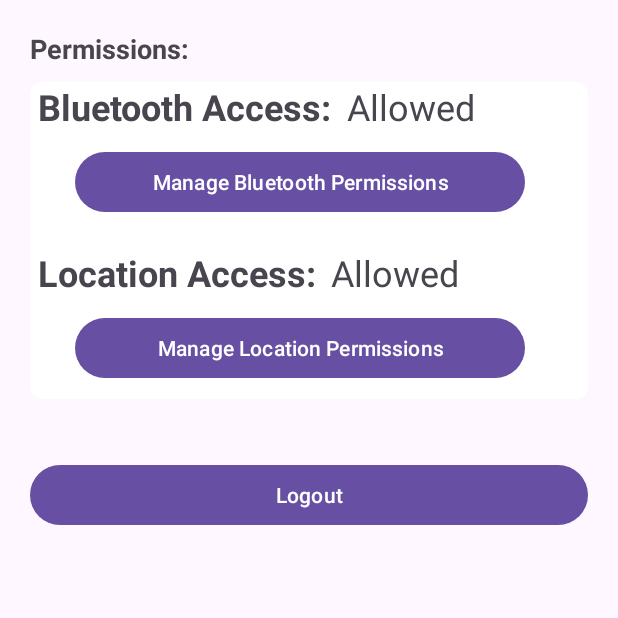
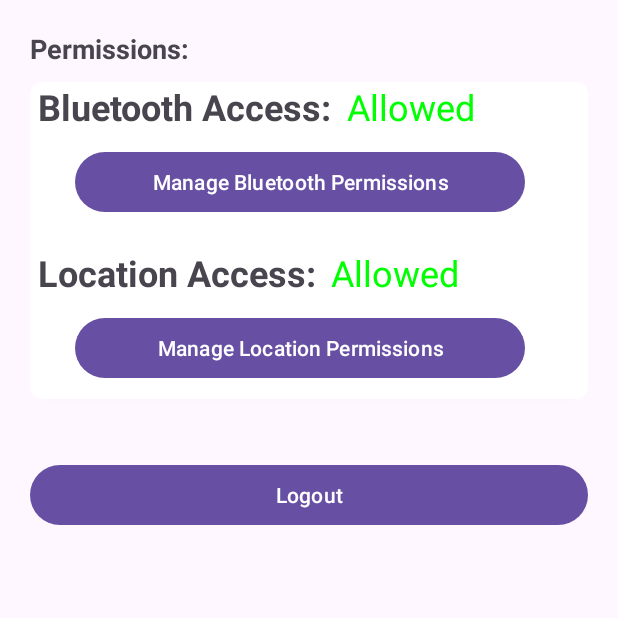
Before and after one commit to israaqaz/WelcomeApp, an Android app: the fragment SettingsFragment shown on its own in the app's theme, on a phone screen of 412 x 824 dp, the top half of it. Run offline under Robolectric (Android 15) with nearby library versions, the phone set to English and light mode, and no system bars.

```diff
--- a/app/src/main/java/com/example/welcomeapp/SettingsFragment.kt
+++ b/app/src/main/java/com/example/welcomeapp/SettingsFragment.kt
@@ -2,6 +2,7 @@ package com.example.welcomeapp
 
 import android.content.Intent
 import android.content.pm.PackageManager
+import android.graphics.Color
 import android.net.Uri
 import android.os.Build
 import android.os.Bundle
@@ -53,12 +54,14 @@ class SettingsFragment : Fragment(R.layout.fragment_settings) {
     private fun updatePermissionStatus() {
         if (checkBluetoothPermissions()) {
             bluetoothStatus.text = "Allowed"
+            bluetoothStatus.setTextColor(Color.GREEN)
         } else {
             bluetoothStatus.text = "Not Allowed"
         }
 
         if (checkLocationPermissions()) {
             locationStatus.text = "Allowed"
+            locationStatus.setTextColor(Color.GREEN)
         } else {
             locationStatus.text = "Not Allowed"
         }
--- a/app/src/main/res/layout/fragment_settings.xml
+++ b/app/src/main/res/layout/fragment_settings.xml
@@ -45,9 +45,10 @@
                     android:id="@+id/bluetoothStatus"
                     android:layout_width="wrap_content"
                     android:layout_height="wrap_content"
+                    android:layout_marginLeft="10dp"
                     android:text="Not Allowed"
-                    android:layout_marginLeft="10dp"
-                    android:textSize="24sp"/>
+                    android:textColor="@android:color/holo_red_dark"
+                    android:textSize="24sp" />
             </LinearLayout>
 
             <Button
@@ -76,9 +77,10 @@
                     android:id="@+id/locationStatus"
                     android:layout_width="wrap_content"
                     android:layout_height="wrap_content"
+                    android:layout_marginLeft="10dp"
                     android:text="Not Allowed"
-                    android:layout_marginLeft="10dp"
-                    android:textSize="24sp"/>
+                    android:textColor="@android:color/holo_red_dark"
+                    android:textSize="24sp" />
             </LinearLayout>
 
             <Button
```
Also changed, not shown: app/src/main/java/com/example/welcomeapp/LoginActivity.kt (+6 -10 lines), app/src/main/java/com/example/welcomeapp/RegisterActivity.kt (+23 -0 lines).
